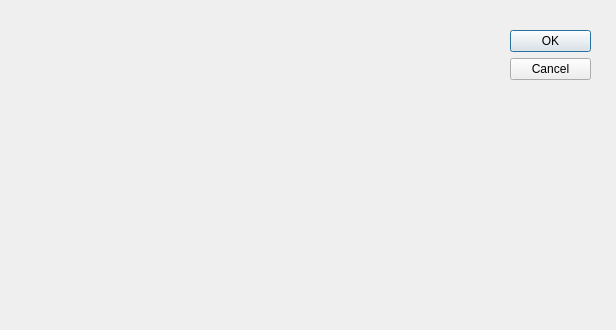
First picture: the form in uic/node_edit.ui, repository boyzwj/m1x_bte, before the edit.
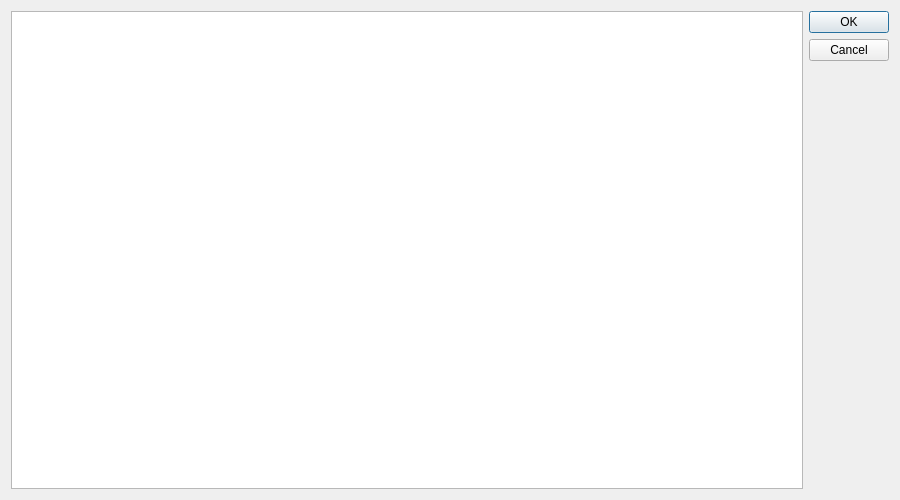
Second picture: the form after the edit.

What changed in the file:
```diff
--- a/uic/node_edit.ui
+++ b/uic/node_edit.ui
@@ -6,22 +6,19 @@
    <rect>
     <x>0</x>
     <y>0</y>
-    <width>616</width>
-    <height>330</height>
+    <width>900</width>
+    <height>500</height>
    </rect>
   </property>
   <property name="windowTitle">
    <string>Node Params</string>
   </property>
+  <layout class="QHBoxLayout" name="horizontalLayout">
+   <item>
+    <widget class="QTableWidget" name="tableWidget"/>
+   </item>
+   <item>
   <widget class="QDialogButtonBox" name="buttonBox">
-   <property name="geometry">
-    <rect>
-     <x>510</x>
-     <y>30</y>
-     <width>81</width>
-     <height>241</height>
-    </rect>
-   </property>
    <property name="orientation">
     <enum>Qt::Vertical</enum>
    </property>
@@ -29,17 +26,8 @@
     <set>QDialogButtonBox::Cancel|QDialogButtonBox::Ok</set>
    </property>
   </widget>
-  <widget class="QWidget" name="formLayoutWidget">
-   <property name="geometry">
-    <rect>
-     <x>10</x>
-     <y>20</y>
-     <width>481</width>
-     <height>291</height>
-    </rect>
-   </property>
-   <layout class="QFormLayout" name="formLayout"/>
-  </widget>
+   </item>
+  </layout>
  </widget>
  <resources/>
  <connections>
```
Lines whose indentation alone changed are shown as unchanged.
